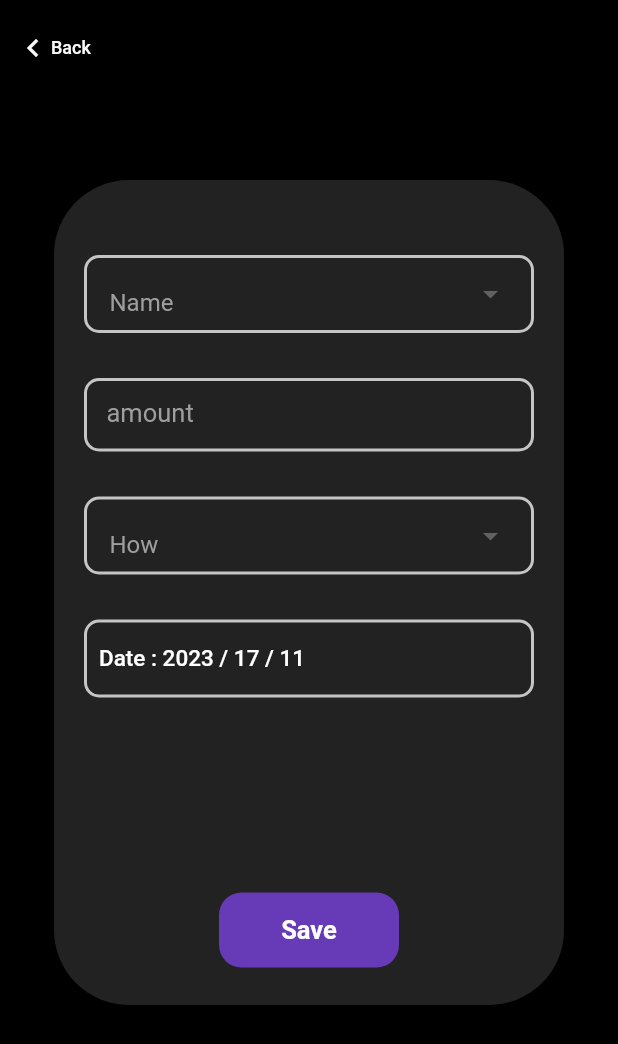
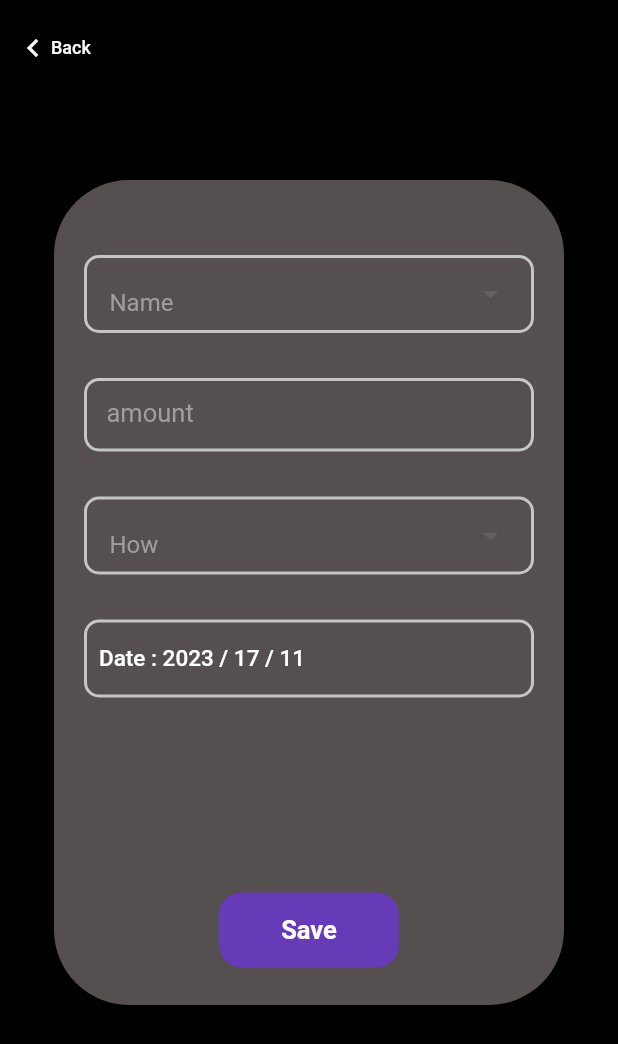
Before and after one commit to BatuhanSatilmis/Penny-Smart-Wallet, a Flutter app: the AddView screen opened by its route, after a tap on "Save", on a phone screen of 412 x 824 dp. Shown: the top 1044 px of the screen. Run offline on Flutter 3.47's test engine with Material 2 defaults, Android fonts, the light colour scheme and no system bars; our stand-ins replace animate_do, auto_route, bloc, cloud_firestore, equatable, firebase_auth and 7 more; accounts and stored records are empty.

Commit message:
add ✨ : adding bloc to add view

```diff
--- a/penny_smart_wallet_app/lib/app/views/view_add/add_view.dart
+++ b/penny_smart_wallet_app/lib/app/views/view_add/add_view.dart
@@ -1,73 +1,86 @@
 import 'package:flutter/material.dart';
+import 'package:flutter_bloc/flutter_bloc.dart';
 import 'package:penny_smart_wallet/app/routes/app_router.dart';
 import 'package:penny_smart_wallet/core/data/model/add_date.dart';
 import 'package:hive_flutter/hive_flutter.dart';
 import 'package:auto_route/auto_route.dart';
+import 'view_model/add_bloc.dart';
+import 'view_model/add_state.dart';
 
 @RoutePage()
 class AddView extends StatefulWidget {
-  const AddView({super.key});
+  const AddView({Key? key}) : super(key: key);
 
   @override
   State<AddView> createState() => _AddViewState();
 }
 
 class _AddViewState extends State<AddView> {
+  late AddBloc _addBloc;
+
   final box = Hive.box<Add_data>('data');
-  DateTime date = new DateTime.now();
-  String? selctedItem;
-  String? selctedItemi;
-  final TextEditingController expalin_C = TextEditingController();
-  FocusNode ex = FocusNode();
-  final TextEditingController amount_c = TextEditingController();
-  FocusNode amount_ = FocusNode();
+  DateTime date = DateTime.now();
+  String? selectedItem;
+  String? selectedItemi;
+  final TextEditingController explainController = TextEditingController();
+  final FocusNode ex = FocusNode();
+  final TextEditingController amountController = TextEditingController();
+  final FocusNode amountNode = FocusNode();
   final List<String> _item = [
     'Food',
-    "Transfer",
-    "Transportation",
-    "Education",
-    "Drinks",
-    "Bills",
-    "Work"
+    'Transfer',
+    'Transportation',
+    'Education',
+    'Drinks',
+    'Bills',
+    'Work',
   ];
-  final List<String> _itemei = [
-    'Income',
-    "Spending",
-  ];
+  final List<String> _itemei = ['Income', 'Spending'];
+
   @override
   void initState() {
     super.initState();
-    ex.addListener(() {
-      setState(() {});
-    });
-    amount_.addListener(() {
-      setState(() {});
-    });
+    _addBloc = AddBloc();
   }
 
+  @override
   Widget build(BuildContext context) {
     return Scaffold(
       backgroundColor: Colors.black,
-      body: SafeArea(
+      body: BlocListener<AddBloc, AddState>(
+        bloc: _addBloc,
+        listener: (context, state) {
+          if (state is AddSavedState) {
+            context.router.replace(BottomViewRoute());
+          }
+        },
+        child: SafeArea(
           child: Stack(
             alignment: AlignmentDirectional.center,
             children: [
               _backButton(context),
               Positioned(
                 top: 120,
-              child: main_container(),
+                child: mainContainer(),
               ),
             ],
+          ),
         ),
       ),
     );
   }
 
-  Container main_container() {
+  @override
+  void dispose() {
+    _addBloc.close();
+    super.dispose();
+  }
+
+  Container mainContainer() {
     return Container(
       decoration: BoxDecoration(
         borderRadius: BorderRadius.circular(50),
-        color: const Color.fromARGB(255, 34, 34, 34),
+        color: Color.fromARGB(255, 85, 79, 79),
       ),
       height: 550,
       width: 340,
@@ -78,23 +91,29 @@ class _AddViewState extends State<AddView> {
           SizedBox(height: 30),
           amount(),
           SizedBox(height: 30),
-          How(),
+          how(),
           SizedBox(height: 30),
-          date_time(),
+          dateTime(),
           Spacer(),
-          save(),
+          saveButton(context),
           SizedBox(height: 25),
         ],
       ),
     );
   }
 
-  GestureDetector save() {
+  GestureDetector saveButton(BuildContext context) {
     return GestureDetector(
       onTap: () {
         var add = Add_data(
-            selctedItemi!, amount_c.text, date, expalin_C.text, selctedItem!);
+          selectedItemi!,
+          amountController.text,
+          date,
+          explainController.text,
+          selectedItem!,
+        );
         box.add(add);
+
         context.router.replace(BottomViewRoute());
       },
       child: Container(
@@ -118,12 +137,13 @@ class _AddViewState extends State<AddView> {
     );
   }
 
-  Widget date_time() {
+  Widget dateTime() {
     return Container(
       alignment: Alignment.bottomLeft,
       decoration: BoxDecoration(
         borderRadius: BorderRadius.circular(10),
-          border: Border.all(width: 2, color: Color(0xffC5C5C5))),
+        border: Border.all(width: 2, color: Color(0xffC5C5C5)),
+      ),
       width: 300,
       child: TextButton(
         onPressed: () async {
@@ -131,10 +151,11 @@ class _AddViewState extends State<AddView> {
             context: context,
             initialDate: date,
             firstDate: DateTime(2023),
-              lastDate: DateTime(2025));
-          if (newDate == Null) return;
+            lastDate: DateTime(2025),
+          );
+          if (newDate == null) return;
           setState(() {
-            date = newDate!;
+            date = newDate;
           });
         },
         child: Text(
@@ -148,7 +169,7 @@ class _AddViewState extends State<AddView> {
     );
   }
 
-  Padding How() {
+  Padding how() {
     return Padding(
       padding: const EdgeInsets.symmetric(horizontal: 15),
       child: Container(
@@ -162,10 +183,10 @@ class _AddViewState extends State<AddView> {
           ),
         ),
         child: DropdownButton<String>(
-          value: selctedItemi,
+          value: selectedItemi,
           onChanged: ((value) {
             setState(() {
-              selctedItemi = value!;
+              selectedItemi = value!;
             });
           }),
           items: _itemei
@@ -177,7 +198,7 @@ class _AddViewState extends State<AddView> {
                           Text(
                             e,
                             style: TextStyle(fontSize: 18),
-                          )
+                          ),
                         ],
                       ),
                     ),
@@ -209,18 +230,20 @@ class _AddViewState extends State<AddView> {
       padding: const EdgeInsets.symmetric(horizontal: 20),
       child: TextField(
         keyboardType: TextInputType.number,
-        focusNode: amount_,
-        controller: amount_c,
+        focusNode: amountNode,
+        controller: amountController,
         decoration: InputDecoration(
           contentPadding: EdgeInsets.symmetric(horizontal: 15, vertical: 15),
           labelText: 'amount',
           labelStyle: TextStyle(fontSize: 17, color: Colors.grey.shade500),
           enabledBorder: OutlineInputBorder(
             borderRadius: BorderRadius.circular(10),
-              borderSide: BorderSide(width: 2, color: Color(0xffC5C5C5))),
+            borderSide: BorderSide(width: 2, color: Color(0xffC5C5C5)),
+          ),
           focusedBorder: OutlineInputBorder(
             borderRadius: BorderRadius.circular(10),
-              borderSide: BorderSide(width: 2, color: Color(0xff368983))),
+            borderSide: BorderSide(width: 2, color: Color(0xff368983)),
+          ),
         ),
       ),
     );
@@ -240,10 +263,10 @@ class _AddViewState extends State<AddView> {
           ),
         ),
         child: DropdownButton<String>(
-          value: selctedItem,
+          value: selectedItem,
           onChanged: ((value) {
             setState(() {
-              selctedItem = value!;
+              selectedItem = value!;
             });
           }),
           items: _item
@@ -260,7 +283,7 @@ class _AddViewState extends State<AddView> {
                           Text(
                             e,
                             style: TextStyle(fontSize: 18),
-                          )
+                          ),
                         ],
                       ),
                     ),
@@ -275,7 +298,7 @@ class _AddViewState extends State<AddView> {
                         child: Image.asset('images/${e}.png'),
                       ),
                       SizedBox(width: 5),
-                      Text(e)
+                      Text(e),
                     ],
                   ))
               .toList(),
--- /dev/null
+++ b/penny_smart_wallet_app/lib/app/views/view_add/view_model/add_event.dart
@@ -0,0 +1,28 @@
+import 'package:equatable/equatable.dart';
+
+abstract class AddEvent extends Equatable {
+  const AddEvent();
+
+  @override
+  List<Object> get props => [];
+}
+
+class SaveEvent extends AddEvent {
+  final String selectedIncomeType;
+  final String selectedExpenseType;
+  final String amount;
+  final DateTime date;
+  final String explanation;
+
+  SaveEvent({
+    required this.selectedIncomeType,
+    required this.selectedExpenseType,
+    required this.amount,
+    required this.date,
+    required this.explanation,
+  });
+
+  @override
+  List<Object> get props =>
+      [selectedIncomeType, selectedExpenseType, amount, date, explanation];
+}
--- /dev/null
+++ b/penny_smart_wallet_app/lib/app/views/view_add/view_model/add_state.dart
@@ -0,0 +1,12 @@
+import 'package:equatable/equatable.dart';
+
+abstract class AddState extends Equatable {
+  const AddState();
+
+  @override
+  List<Object> get props => [];
+}
+
+class AddInitialState extends AddState {}
+
+class AddSavedState extends AddState {}
--- a/penny_smart_wallet_app/pubspec.yaml
+++ b/penny_smart_wallet_app/pubspec.yaml
@@ -21,7 +21,8 @@ dependencies:
   firebase_core: ^2.21.0
   firebase_auth: ^4.9.0
   cloud_firestore: ^4.2.0
-
+  flutter_bloc: ^7.0.0
+  equatable: ^2.0.5
 
 
 dev_dependencies:
```
Also changed, not shown: penny_smart_wallet_app/lib/app/views/view_add/view_model/add_bloc.dart (added, +27 -0 lines), penny_smart_wallet_app/lib/app/views/view_settings/settings_view.dart (+18 -5 lines), penny_smart_wallet_app/lib/main.dart (+13 -3 lines). Lines whose indentation alone changed are shown as unchanged.
